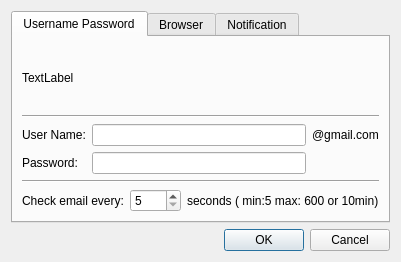
First picture: the form in dialogsettings.ui, repository katropine/gmailsniffer, before the edit.
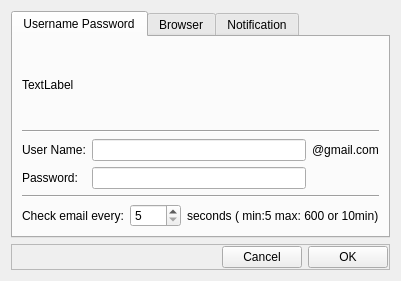
Second picture: the form after the edit. The open tabs and pages were chosen to show the change.

Patch:
```diff
--- a/dialogsettings.ui
+++ b/dialogsettings.ui
@@ -7,7 +7,7 @@
     <x>0</x>
     <y>0</y>
     <width>401</width>
-    <height>249</height>
+    <height>281</height>
    </rect>
   </property>
   <property name="windowTitle">
@@ -294,13 +294,45 @@
     </widget>
    </item>
    <item>
-    <widget class="QDialogButtonBox" name="buttonBox">
-     <property name="orientation">
-      <enum>Qt::Horizontal</enum>
+    <widget class="QFrame" name="frame">
+     <property name="frameShape">
+      <enum>QFrame::StyledPanel</enum>
      </property>
-     <property name="standardButtons">
-      <set>QDialogButtonBox::Cancel|QDialogButtonBox::Ok</set>
+     <property name="frameShadow">
+      <enum>QFrame::Raised</enum>
      </property>
+     <layout class="QGridLayout" name="gridLayout_4">
+      <property name="margin">
+       <number>1</number>
+      </property>
+      <item row="0" column="0">
+       <spacer name="horizontalSpacer">
+        <property name="orientation">
+         <enum>Qt::Horizontal</enum>
+        </property>
+        <property name="sizeHint" stdset="0">
+         <size>
+          <width>40</width>
+          <height>20</height>
+         </size>
+        </property>
+       </spacer>
+      </item>
+      <item row="0" column="1">
+       <widget class="QPushButton" name="btnCancel">
+        <property name="text">
+         <string>Cancel</string>
+        </property>
+       </widget>
+      </item>
+      <item row="0" column="2">
+       <widget class="QPushButton" name="btnOk">
+        <property name="text">
+         <string>OK</string>
+        </property>
+       </widget>
+      </item>
+     </layout>
     </widget>
    </item>
   </layout>
```
Left out of the diff: 37 changed lines with no effect on the pictures.
